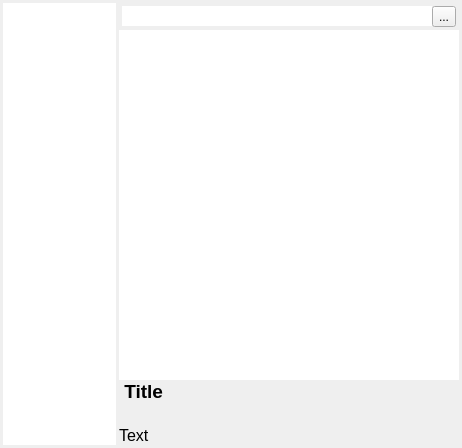
Qt form src/notesform.ui (graninas/WhiteLightNotes) before a commit.
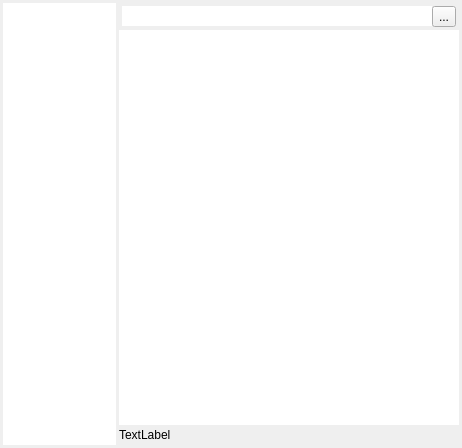
The same form after that commit. Icons and pictures are not drawn.

What changed in the file:
```diff
--- a/src/notesform.ui
+++ b/src/notesform.ui
@@ -92,14 +92,14 @@
       </item>
       <item>
        <widget class="QLabel" name="label">
+        <property name="minimumSize">
+         <size>
+          <width>0</width>
+          <height>20</height>
+         </size>
+        </property>
         <property name="text">
-         <string>&lt;!DOCTYPE HTML PUBLIC &quot;-//W3C//DTD HTML 4.0//EN&quot; &quot;http://www.w3.org/TR/REC-html40/strict.dtd&quot;&gt;
-&lt;html&gt;&lt;head&gt;&lt;meta name=&quot;qrichtext&quot; content=&quot;1&quot; /&gt;&lt;style type=&quot;text/css&quot;&gt;
-p, li { white-space: pre-wrap; }
-&lt;/style&gt;&lt;/head&gt;&lt;body style=&quot; font-family:'MS Shell Dlg 2'; font-size:8.25pt; font-weight:400; font-style:normal;&quot;&gt;
-&lt;p style=&quot; margin-top:0px; margin-bottom:0px; margin-left:0px; margin-right:0px; -qt-block-indent:0; text-indent:0px;&quot;&gt;&lt;span style=&quot; font-size:14pt; font-weight:600;&quot;&gt; Title&lt;/span&gt;&lt;/p&gt;
-&lt;p style=&quot;-qt-paragraph-type:empty; margin-top:0px; margin-bottom:0px; margin-left:0px; margin-right:0px; -qt-block-indent:0; text-indent:0px; font-size:14pt; font-weight:600;&quot;&gt;&lt;/p&gt;
-&lt;p style=&quot; margin-top:0px; margin-bottom:0px; margin-left:0px; margin-right:0px; -qt-block-indent:0; text-indent:0px;&quot;&gt;&lt;span style=&quot; font-size:12pt;&quot;&gt;Text&lt;/span&gt;&lt;/p&gt;&lt;/body&gt;&lt;/html&gt;</string>
+         <string>TextLabel</string>
         </property>
        </widget>
       </item>
```
